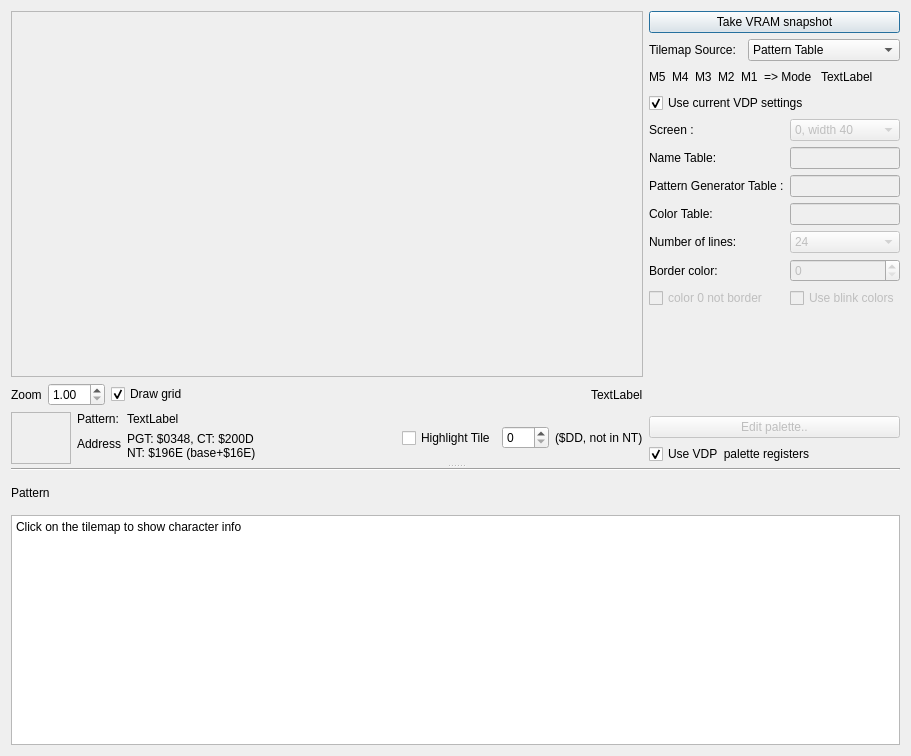
openMSX/debugger, file src/TileViewer.ui: the form before one commit.
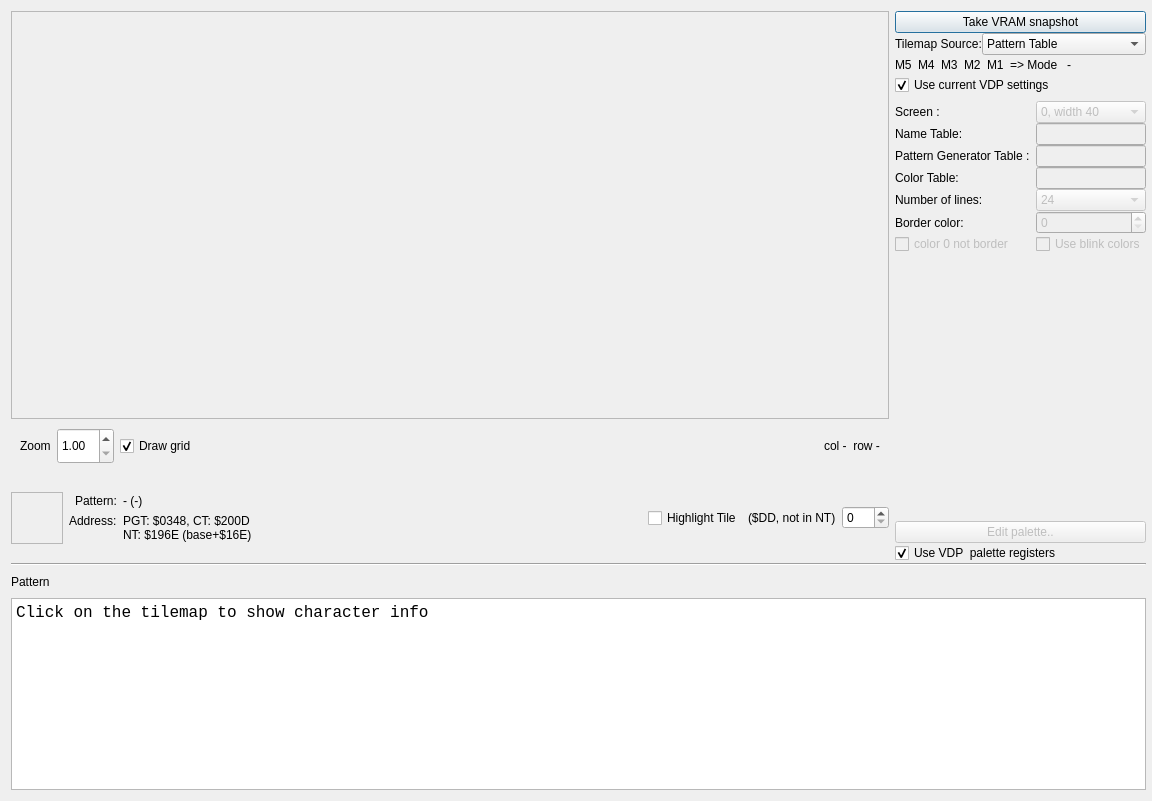
The form after the commit.

Commit message: Fix TileViewer layout

Patch:
```diff
--- a/src/TileViewer.ui
+++ b/src/TileViewer.ui
@@ -6,42 +6,212 @@
    <rect>
     <x>0</x>
     <y>0</y>
-    <width>911</width>
-    <height>756</height>
+    <width>1152</width>
+    <height>801</height>
    </rect>
   </property>
-  <property name="sizePolicy">
-   <sizepolicy hsizetype="MinimumExpanding" vsizetype="MinimumExpanding">
-    <horstretch>0</horstretch>
-    <verstretch>0</verstretch>
-   </sizepolicy>
-  </property>
   <property name="windowTitle">
    <string>Dialog</string>
   </property>
-  <layout class="QHBoxLayout" name="horizontalLayout_7">
+  <layout class="QHBoxLayout" name="horizontalLayout">
+   <property name="rightMargin">
+    <number>6</number>
+   </property>
    <item>
-    <widget class="QSplitter" name="splitter">
-     <property name="orientation">
-      <enum>Qt::Vertical</enum>
+    <layout class="QGridLayout" name="gridLayout" rowstretch="1,0" columnstretch="1,0" rowminimumheight="0,0">
+     <property name="sizeConstraint">
+      <enum>QLayout::SetDefaultConstraint</enum>
      </property>
-     <property name="handleWidth">
-      <number>4</number>
+     <property name="spacing">
+      <number>0</number>
      </property>
-     <widget class="QWidget" name="layoutWidget1">
+     <item row="1" column="0" colspan="2">
+      <widget class="QWidget" name="widget_4" native="true">
+       <property name="sizePolicy">
+        <sizepolicy hsizetype="Expanding" vsizetype="Fixed">
+         <horstretch>0</horstretch>
+         <verstretch>0</verstretch>
+        </sizepolicy>
+       </property>
+       <property name="minimumSize">
+        <size>
+         <width>0</width>
+         <height>200</height>
+        </size>
+       </property>
+       <property name="maximumSize">
+        <size>
+         <width>16777215</width>
+         <height>248</height>
+        </size>
+       </property>
       <layout class="QVBoxLayout" name="verticalLayout_7">
+        <property name="spacing">
+         <number>0</number>
+        </property>
+        <property name="leftMargin">
+         <number>0</number>
+        </property>
+        <property name="topMargin">
+         <number>0</number>
+        </property>
+        <property name="rightMargin">
+         <number>0</number>
+        </property>
+        <property name="bottomMargin">
+         <number>0</number>
+        </property>
        <item>
-        <layout class="QHBoxLayout" name="horizontalLayout_4" stretch="60,1">
+         <widget class="Line" name="line">
+          <property name="sizePolicy">
+           <sizepolicy hsizetype="Expanding" vsizetype="Fixed">
+            <horstretch>0</horstretch>
+            <verstretch>0</verstretch>
+           </sizepolicy>
+          </property>
+          <property name="minimumSize">
+           <size>
+            <width>880</width>
+            <height>3</height>
+           </size>
+          </property>
+          <property name="orientation">
+           <enum>Qt::Horizontal</enum>
+          </property>
+         </widget>
+        </item>
          <item>
-          <layout class="QVBoxLayout" name="verticalLayout_2">
+         <layout class="QHBoxLayout" name="horizontalLayout_9" stretch="0,0,0">
+          <property name="spacing">
+           <number>12</number>
+          </property>
+          <property name="sizeConstraint">
+           <enum>QLayout::SetDefaultConstraint</enum>
+          </property>
+          <item>
+           <widget class="QLabel" name="label_12">
+            <property name="sizePolicy">
+             <sizepolicy hsizetype="Preferred" vsizetype="Fixed">
+              <horstretch>0</horstretch>
+              <verstretch>0</verstretch>
+             </sizepolicy>
+            </property>
+            <property name="minimumSize">
+             <size>
+              <width>0</width>
+              <height>32</height>
+             </size>
+            </property>
+            <property name="maximumSize">
+             <size>
+              <width>16777215</width>
+              <height>32</height>
+             </size>
+            </property>
+            <property name="text">
+             <string>Pattern</string>
+            </property>
+           </widget>
+          </item>
+          <item>
+           <widget class="QLabel" name="label_clickedcharimage">
+            <property name="sizePolicy">
+             <sizepolicy hsizetype="Preferred" vsizetype="Fixed">
+              <horstretch>0</horstretch>
+              <verstretch>0</verstretch>
+             </sizepolicy>
+            </property>
+            <property name="minimumSize">
+             <size>
+              <width>32</width>
+              <height>32</height>
+             </size>
+            </property>
+            <property name="maximumSize">
+             <size>
+              <width>32</width>
+              <height>32</height>
+             </size>
+            </property>
+            <property name="text">
+             <string/>
+            </property>
+           </widget>
+          </item>
+          <item>
+           <spacer name="horizontalSpacer_5">
+            <property name="orientation">
+             <enum>Qt::Horizontal</enum>
+            </property>
+            <property name="sizeHint" stdset="0">
+             <size>
+              <width>40</width>
+              <height>32</height>
+             </size>
+            </property>
+           </spacer>
+          </item>
+         </layout>
+        </item>
+        <item>
+         <widget class="QPlainTextEdit" name="plainTextEdit">
+          <property name="sizePolicy">
+           <sizepolicy hsizetype="Expanding" vsizetype="Fixed">
+            <horstretch>0</horstretch>
+            <verstretch>0</verstretch>
+           </sizepolicy>
+          </property>
+          <property name="minimumSize">
+           <size>
+            <width>880</width>
+            <height>180</height>
+           </size>
+          </property>
+          <property name="font">
+           <font>
+            <family>Monospace</family>
+            <pointsize>12</pointsize>
+           </font>
+          </property>
+          <property name="plainText">
+           <string>Click on the tilemap to show character info</string>
+          </property>
+         </widget>
+        </item>
+       </layout>
+      </widget>
+     </item>
+     <item row="0" column="0">
+      <widget class="QWidget" name="widget" native="true">
+       <property name="sizePolicy">
+        <sizepolicy hsizetype="Expanding" vsizetype="Expanding">
+         <horstretch>0</horstretch>
+         <verstretch>0</verstretch>
+        </sizepolicy>
+       </property>
+       <layout class="QHBoxLayout" name="horizontalLayout_2">
+        <property name="spacing">
+         <number>0</number>
+        </property>
+        <property name="leftMargin">
+         <number>0</number>
+        </property>
+        <property name="topMargin">
+         <number>0</number>
+        </property>
+        <property name="rightMargin">
+         <number>6</number>
+        </property>
+        <property name="bottomMargin">
+         <number>0</number>
+        </property>
+        <item>
+         <layout class="QVBoxLayout" name="verticalLayout_6">
+          <property name="spacing">
+           <number>0</number>
+          </property>
            <item>
             <widget class="QScrollArea" name="scrollArea">
-             <property name="minimumSize">
-              <size>
-               <width>512</width>
-               <height>256</height>
-              </size>
-             </property>
              <property name="widgetResizable">
               <bool>true</bool>
              </property>
@@ -50,17 +220,36 @@
                <rect>
                 <x>0</x>
                 <y>0</y>
-                <width>615</width>
-                <height>369</height>
+               <width>829</width>
+               <height>408</height>
                </rect>
               </property>
              </widget>
             </widget>
            </item>
            <item>
-            <layout class="QHBoxLayout" name="horizontalLayout_3">
+           <widget class="QWidget" name="widget_6" native="true">
+            <property name="sizePolicy">
+             <sizepolicy hsizetype="Minimum" vsizetype="Fixed">
+              <horstretch>0</horstretch>
+              <verstretch>0</verstretch>
+             </sizepolicy>
+            </property>
+            <property name="minimumSize">
+             <size>
+              <width>0</width>
+              <height>54</height>
+             </size>
+            </property>
+            <layout class="QHBoxLayout" name="horizontalLayout_5" stretch="0,0,0,1,0">
              <item>
               <widget class="QLabel" name="label_9">
+               <property name="sizePolicy">
+                <sizepolicy hsizetype="Fixed" vsizetype="Fixed">
+                 <horstretch>0</horstretch>
+                 <verstretch>0</verstretch>
+                </sizepolicy>
+               </property>
                <property name="text">
                 <string>Zoom</string>
                </property>
@@ -68,6 +257,12 @@
              </item>
              <item>
               <widget class="QDoubleSpinBox" name="zoomLevel">
+               <property name="sizePolicy">
+                <sizepolicy hsizetype="Minimum" vsizetype="Preferred">
+                 <horstretch>0</horstretch>
+                 <verstretch>0</verstretch>
+                </sizepolicy>
+               </property>
                <property name="decimals">
                 <number>2</number>
                </property>
@@ -84,6 +279,12 @@
              </item>
              <item>
               <widget class="QCheckBox" name="cb_drawgrid">
+               <property name="sizePolicy">
+                <sizepolicy hsizetype="Minimum" vsizetype="Fixed">
+                 <horstretch>0</horstretch>
+                 <verstretch>0</verstretch>
+                </sizepolicy>
+               </property>
                <property name="text">
                 <string>Draw grid</string>
                </property>
@@ -97,9 +298,12 @@
                <property name="orientation">
                 <enum>Qt::Horizontal</enum>
                </property>
+               <property name="sizeType">
+                <enum>QSizePolicy::MinimumExpanding</enum>
+               </property>
                <property name="sizeHint" stdset="0">
                 <size>
-                 <width>40</width>
+                 <width>0</width>
                  <height>20</height>
                 </size>
                </property>
@@ -107,20 +311,67 @@
              </item>
              <item>
               <widget class="QLabel" name="label_mouseover">
+               <property name="sizePolicy">
+                <sizepolicy hsizetype="Fixed" vsizetype="Fixed">
+                 <horstretch>0</horstretch>
+                 <verstretch>0</verstretch>
+                </sizepolicy>
+               </property>
                <property name="text">
-                <string>TextLabel</string>
+                <string>col -  row -</string>
                </property>
               </widget>
              </item>
             </layout>
+           </widget>
            </item>
            <item>
-            <layout class="QHBoxLayout" name="horizontalLayout_5">
+           <widget class="QWidget" name="widget_3" native="true">
+            <property name="sizePolicy">
+             <sizepolicy hsizetype="Minimum" vsizetype="Fixed">
+              <horstretch>0</horstretch>
+              <verstretch>0</verstretch>
+             </sizepolicy>
+            </property>
+            <property name="minimumSize">
+             <size>
+              <width>0</width>
+              <height>90</height>
+             </size>
+            </property>
+            <property name="maximumSize">
+             <size>
+              <width>16777215</width>
+              <height>90</height>
+             </size>
+            </property>
+            <layout class="QHBoxLayout" name="horizontalLayout_7" stretch="0,0,1,0">
+             <property name="spacing">
+              <number>6</number>
+             </property>
+             <property name="leftMargin">
+              <number>0</number>
+             </property>
+             <property name="topMargin">
+              <number>0</number>
+             </property>
+             <property name="rightMargin">
+              <number>0</number>
+             </property>
+             <property name="bottomMargin">
+              <number>0</number>
+             </property>
              <item>
-              <widget class="QFrame" name="frame">
+              <widget class="QFrame" name="frame_5">
+               <property name="sizePolicy">
+                <sizepolicy hsizetype="Fixed" vsizetype="Fixed">
+                 <horstretch>0</horstretch>
+                 <verstretch>0</verstretch>
+                </sizepolicy>
+               </property>
                <property name="minimumSize">
                 <size>
-                 <width>60</width>
+                 <width>50</width>
                  <height>50</height>
                 </size>
                </property>
@@ -140,7 +391,7 @@
                 <item>
                  <widget class="QLabel" name="label_characterimage">
                   <property name="sizePolicy">
-                   <sizepolicy hsizetype="Minimum" vsizetype="Minimum">
+                   <sizepolicy hsizetype="Minimum" vsizetype="Fixed">
                     <horstretch>0</horstretch>
                     <verstretch>0</verstretch>
                    </sizepolicy>
@@ -153,8 +404,8 @@
                   </property>
                   <property name="maximumSize">
                    <size>
-                    <width>64</width>
-                    <height>64</height>
+                    <width>32</width>
+                    <height>32</height>
                    </size>
                   </property>
                  </widget>
@@ -164,8 +415,41 @@
              </item>
              <item>
               <layout class="QFormLayout" name="formLayout_2">
+               <property name="sizeConstraint">
+                <enum>QLayout::SetDefaultConstraint</enum>
+               </property>
+               <property name="fieldGrowthPolicy">
+                <enum>QFormLayout::AllNonFixedFieldsGrow</enum>
+               </property>
+               <property name="rowWrapPolicy">
+                <enum>QFormLayout::WrapLongRows</enum>
+               </property>
+               <property name="labelAlignment">
+                <set>Qt::AlignRight|Qt::AlignTrailing|Qt::AlignVCenter</set>
+               </property>
+               <property name="formAlignment">
+                <set>Qt::AlignLeading|Qt::AlignLeft|Qt::AlignVCenter</set>
+               </property>
+               <property name="leftMargin">
+                <number>0</number>
+               </property>
+               <property name="topMargin">
+                <number>6</number>
+               </property>
+               <property name="rightMargin">
+                <number>0</number>
+               </property>
+               <property name="bottomMargin">
+                <number>6</number>
+               </property>
                <item row="0" column="0">
                 <widget class="QLabel" name="label_10">
+                 <property name="sizePolicy">
+                  <sizepolicy hsizetype="Fixed" vsizetype="Fixed">
+                   <horstretch>0</horstretch>
+                   <verstretch>0</verstretch>
+                  </sizepolicy>
+                 </property>
                  <property name="text">
                   <string>Pattern:</string>
                  </property>
@@ -173,20 +457,44 @@
                </item>
                <item row="0" column="1">
                 <widget class="QLabel" name="label_charpat">
+                 <property name="sizePolicy">
+                  <sizepolicy hsizetype="Fixed" vsizetype="Fixed">
+                   <horstretch>0</horstretch>
+                   <verstretch>0</verstretch>
+                  </sizepolicy>
+                 </property>
                  <property name="text">
-                  <string>TextLabel</string>
+                  <string>- (-)</string>
                  </property>
                 </widget>
                </item>
                <item row="1" column="0">
                 <widget class="QLabel" name="label_11">
+                 <property name="sizePolicy">
+                  <sizepolicy hsizetype="Fixed" vsizetype="Fixed">
+                   <horstretch>0</horstretch>
+                   <verstretch>0</verstretch>
+                  </sizepolicy>
+                 </property>
                  <property name="text">
-                  <string>Address</string>
+                  <string>Address:</string>
                  </property>
                 </widget>
                </item>
                <item row="1" column="1">
                 <widget class="QLabel" name="label_charadr">
+                 <property name="sizePolicy">
+                  <sizepolicy hsizetype="Fixed" vsizetype="Fixed">
+                   <horstretch>0</horstretch>
+                   <verstretch>0</verstretch>
+                  </sizepolicy>
+                 </property>
+                 <property name="minimumSize">
+                  <size>
+                   <width>150</width>
+                   <height>0</height>
+                  </size>
+                 </property>
                  <property name="text">
                   <string>PGT: $0348, CT: $200D
 NT: $196E (base+$16E)</string>
@@ -196,18 +504,26 @@
               </layout>
              </item>
              <item>
-              <spacer name="horizontalSpacer_4">
+              <spacer name="horizontalSpacer_2">
                <property name="orientation">
                 <enum>Qt::Horizontal</enum>
                </property>
+               <property name="sizeType">
+                <enum>QSizePolicy::MinimumExpanding</enum>
+               </property>
                <property name="sizeHint" stdset="0">
                 <size>
-                 <width>40</width>
+                 <width>0</width>
                  <height>20</height>
                 </size>
                </property>
               </spacer>
              </item>
+             <item>
+              <layout class="QHBoxLayout" name="horizontalLayout_3">
+               <property name="sizeConstraint">
+                <enum>QLayout::SetMinimumSize</enum>
+               </property>
              <item>
               <widget class="QCheckBox" name="cb_highlight">
                <property name="text">
@@ -215,41 +531,88 @@
                </property>
               </widget>
              </item>
-             <item>
-              <widget class="QSpinBox" name="sp_highlight">
-               <property name="maximum">
-                <number>255</number>
-               </property>
-               <property name="value">
-                <number>0</number>
-               </property>
-              </widget>
-             </item>
              <item>
               <widget class="QLabel" name="label_highligtinfo">
                <property name="sizePolicy">
-                <sizepolicy hsizetype="Fixed" vsizetype="Preferred">
+                  <sizepolicy hsizetype="Preferred" vsizetype="Fixed">
                  <horstretch>0</horstretch>
                  <verstretch>0</verstretch>
                 </sizepolicy>
                </property>
+                 <property name="minimumSize">
+                  <size>
+                   <width>0</width>
+                   <height>0</height>
+                  </size>
+                 </property>
                <property name="text">
                 <string>($DD, not in NT)</string>
                </property>
               </widget>
              </item>
+               <item>
+                <widget class="QSpinBox" name="sp_highlight">
+                 <property name="maximum">
+                  <number>255</number>
+                 </property>
+                 <property name="value">
+                  <number>0</number>
+                 </property>
+                </widget>
+               </item>
             </layout>
            </item>
           </layout>
-         </item>
+           </widget>
+          </item>
+         </layout>
+        </item>
+       </layout>
+      </widget>
+     </item>
+     <item row="0" column="1">
+      <widget class="QWidget" name="widget_5" native="true">
+       <property name="sizePolicy">
+        <sizepolicy hsizetype="Fixed" vsizetype="Expanding">
+         <horstretch>0</horstretch>
+         <verstretch>0</verstretch>
+        </sizepolicy>
+       </property>
+       <layout class="QVBoxLayout" name="verticalLayout_3">
+        <property name="spacing">
+         <number>0</number>
+        </property>
+        <property name="leftMargin">
+         <number>0</number>
+        </property>
+        <property name="topMargin">
+         <number>0</number>
+        </property>
+        <property name="rightMargin">
+         <number>0</number>
+        </property>
+        <property name="bottomMargin">
+         <number>0</number>
+        </property>
          <item>
-          <layout class="QVBoxLayout" name="verticalLayout_6">
+         <widget class="QWidget" name="widget_2" native="true">
+          <property name="sizePolicy">
+           <sizepolicy hsizetype="Expanding" vsizetype="Fixed">
+            <horstretch>0</horstretch>
+            <verstretch>0</verstretch>
+           </sizepolicy>
+          </property>
+         </widget>
+        </item>
            <item>
             <layout class="QVBoxLayout" name="verticalLayout_4">
+          <property name="sizeConstraint">
+           <enum>QLayout::SetFixedSize</enum>
+          </property>
              <item>
               <widget class="QPushButton" name="refreshButton">
                <property name="sizePolicy">
-                <sizepolicy hsizetype="Preferred" vsizetype="Fixed">
+             <sizepolicy hsizetype="Expanding" vsizetype="Fixed">
                  <horstretch>0</horstretch>
                  <verstretch>0</verstretch>
                 </sizepolicy>
@@ -260,11 +623,11 @@
               </widget>
              </item>
              <item>
-              <layout class="QVBoxLayout" name="verticalLayout">
+           <layout class="QVBoxLayout" name="verticalLayout_2">
                <item>
-                <layout class="QHBoxLayout" name="horizontalLayout_2">
+             <layout class="QHBoxLayout" name="horizontalLayout_4">
                  <item>
-                  <widget class="QLabel" name="label">
+               <widget class="QLabel" name="label_6">
                    <property name="text">
                     <string>Tilemap Source:</string>
                    </property>
@@ -272,6 +635,12 @@
                  </item>
                  <item>
                   <widget class="QComboBox" name="cb_tilemapsource">
+                <property name="sizePolicy">
+                 <sizepolicy hsizetype="Expanding" vsizetype="Fixed">
+                  <horstretch>0</horstretch>
+                  <verstretch>0</verstretch>
+                 </sizepolicy>
+                </property>
                    <item>
                     <property name="text">
                      <string>Pattern Table</string>
@@ -294,7 +663,10 @@
               </layout>
              </item>
              <item>
-              <layout class="QHBoxLayout" name="horizontalLayout">
+           <layout class="QHBoxLayout" name="horizontalLayout_6">
+            <property name="spacing">
+             <number>6</number>
+            </property>
                <item>
                 <widget class="QLabel" name="label_M5">
                  <property name="text">
@@ -340,7 +712,7 @@
                <item>
                 <widget class="QLabel" name="label_screenmode">
                  <property name="text">
-                  <string>TextLabel</string>
+               <string>-</string>
                  </property>
                 </widget>
                </item>
@@ -373,6 +745,24 @@
            </item>
            <item>
             <layout class="QFormLayout" name="formLayout">
+          <property name="sizeConstraint">
+           <enum>QLayout::SetFixedSize</enum>
+          </property>
+          <property name="horizontalSpacing">
+           <number>6</number>
+          </property>
+          <property name="leftMargin">
+           <number>0</number>
+          </property>
+          <property name="topMargin">
+           <number>6</number>
+          </property>
+          <property name="rightMargin">
+           <number>0</number>
+          </property>
+          <property name="bottomMargin">
+           <number>0</number>
+          </property>
              <item row="0" column="0">
               <widget class="QLabel" name="label_5">
                <property name="text">
@@ -385,6 +775,12 @@
                <property name="enabled">
                 <bool>false</bool>
                </property>
+            <property name="sizePolicy">
+             <sizepolicy hsizetype="Expanding" vsizetype="Fixed">
+              <horstretch>0</horstretch>
+              <verstretch>0</verstretch>
+             </sizepolicy>
+            </property>
                <item>
                 <property name="text">
                  <string>0, width 40</string>
@@ -559,6 +955,9 @@
            </item>
            <item>
             <layout class="QVBoxLayout" name="verticalLayout_5">
+          <property name="sizeConstraint">
+           <enum>QLayout::SetFixedSize</enum>
+          </property>
              <item>
               <widget class="QPushButton" name="editPaletteButton">
                <property name="enabled">
@@ -582,85 +981,9 @@
             </layout>
            </item>
           </layout>
-         </item>
-        </layout>
-       </item>
-      </layout>
-     </widget>
-     <widget class="QWidget" name="layoutWidget2">
-      <layout class="QVBoxLayout" name="verticalLayout_3">
-       <item>
-        <widget class="Line" name="line">
-         <property name="sizePolicy">
-          <sizepolicy hsizetype="MinimumExpanding" vsizetype="Fixed">
-           <horstretch>0</horstretch>
-           <verstretch>0</verstretch>
-          </sizepolicy>
-         </property>
-         <property name="minimumSize">
-          <size>
-           <width>880</width>
-           <height>0</height>
-          </size>
-         </property>
-         <property name="orientation">
-          <enum>Qt::Horizontal</enum>
-         </property>
-        </widget>
-       </item>
-       <item>
-        <layout class="QHBoxLayout" name="horizontalLayout_6">
-         <item>
-          <widget class="QLabel" name="label_12">
-           <property name="text">
-            <string>Pattern</string>
-           </property>
-          </widget>
-         </item>
-         <item>
-          <widget class="QLabel" name="label_clickedcharimage">
-           <property name="minimumSize">
-            <size>
-             <width>32</width>
-             <height>32</height>
-            </size>
-           </property>
-           <property name="maximumSize">
-            <size>
-             <width>32</width>
-             <height>32</height>
-            </size>
-           </property>
-           <property name="text">
-            <string/>
-           </property>
-          </widget>
-         </item>
-         <item>
-          <spacer name="horizontalSpacer_5">
-           <property name="orientation">
-            <enum>Qt::Horizontal</enum>
-           </property>
-           <property name="sizeHint" stdset="0">
-            <size>
-             <width>40</width>
-             <height>20</height>
-            </size>
-           </property>
-          </spacer>
-         </item>
-        </layout>
-       </item>
-       <item>
-        <widget class="QPlainTextEdit" name="plainTextEdit">
-         <property name="plainText">
-          <string>Click on the tilemap to show character info</string>
-         </property>
-        </widget>
-       </item>
-      </layout>
-     </widget>
-    </widget>
+      </widget>
+     </item>
+    </layout>
    </item>
   </layout>
  </widget>
```
Lines whose indentation alone changed are shown as unchanged.
